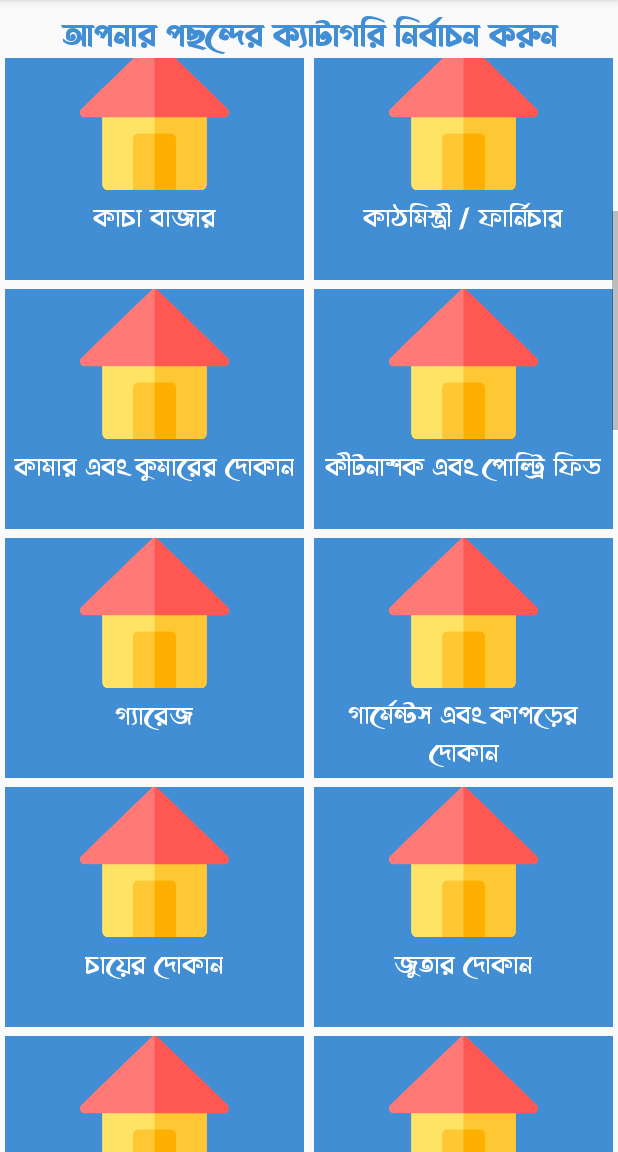
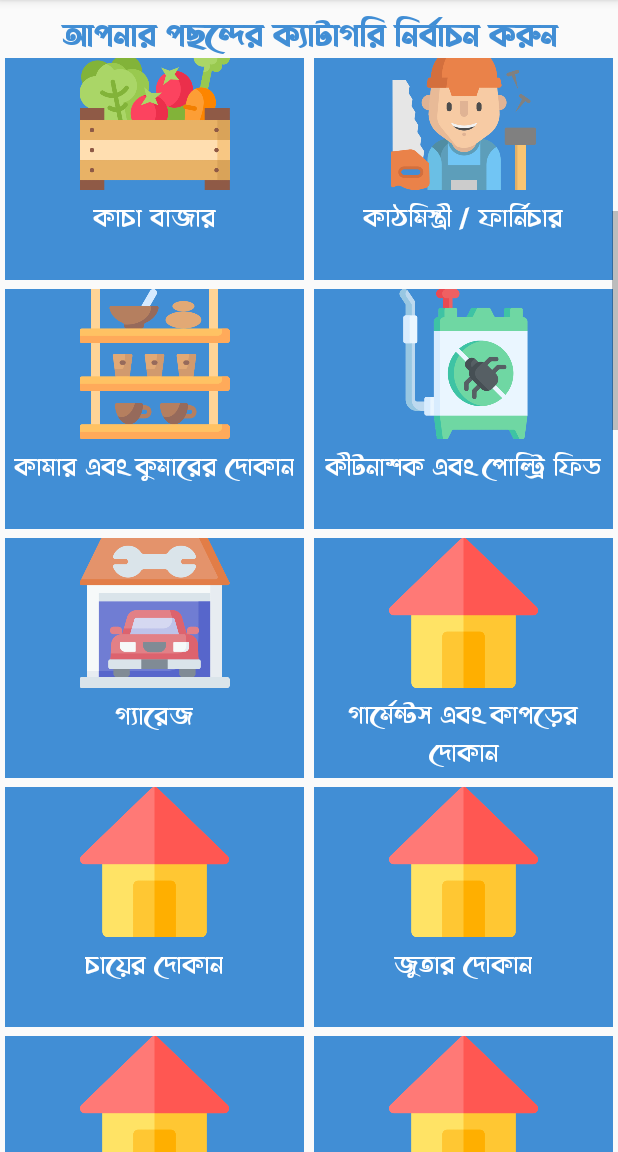
Before and after one commit to anirbanprince/FuljhuriDirectory, an Android app: the screen it shows after launch (MainActivity), scrolled down 510 dp, on a phone screen of 412 x 824 dp, the part 84-1236 px from its top. Run offline under Robolectric (Android 15) with nearby library versions, the phone set to English and light mode, and no system bars.

Commit message:
Initial commit

```diff
--- a/app/src/main/java/com/proseobd/fuljhuridirectory/HomeFragment.java
+++ b/app/src/main/java/com/proseobd/fuljhuridirectory/HomeFragment.java
@@ -287,27 +287,27 @@ public class HomeFragment extends Fragment {
 
         hashMap =new HashMap<>();
         hashMap.put("catName" , "কাচা বাজার");
-        hashMap.put("img" , String.valueOf(R.drawable.fuljhuri_up_icon));
+        hashMap.put("img" , String.valueOf(R.drawable.organic_food));
         arrayList.add(hashMap);
 
         hashMap =new HashMap<>();
         hashMap.put("catName" , "কাঠমিস্ত্রী / ফার্নিচার");
-        hashMap.put("img" , String.valueOf(R.drawable.fuljhuri_up_icon));
+        hashMap.put("img" , String.valueOf(R.drawable.carpenter));
         arrayList.add(hashMap);
 
         hashMap =new HashMap<>();
         hashMap.put("catName" , "কামার এবং কুমারের দোকান");
-        hashMap.put("img" , String.valueOf(R.drawable.fuljhuri_up_icon));
+        hashMap.put("img" , String.valueOf(R.drawable.pottery));
         arrayList.add(hashMap);
 
         hashMap =new HashMap<>();
         hashMap.put("catName" , "কীটনাশক এবং পোল্ট্রি ফিড");
-        hashMap.put("img" , String.valueOf(R.drawable.fuljhuri_up_icon));
+        hashMap.put("img" , String.valueOf(R.drawable.pesticide));
         arrayList.add(hashMap);
 
         hashMap =new HashMap<>();
         hashMap.put("catName" , "গ্যারেজ");
-        hashMap.put("img" , String.valueOf(R.drawable.fuljhuri_up_icon));
+        hashMap.put("img" , String.valueOf(R.drawable.garage));
         arrayList.add(hashMap);
 
         hashMap =new HashMap<>();
```
Also changed, not shown: app/src/main/res/drawable/carpenter.png (added), app/src/main/res/drawable/garage.png (added), app/src/main/res/drawable/organic_food.png (added), app/src/main/res/drawable/pesticide.png (added), app/src/main/res/drawable/pottery.png (added).
